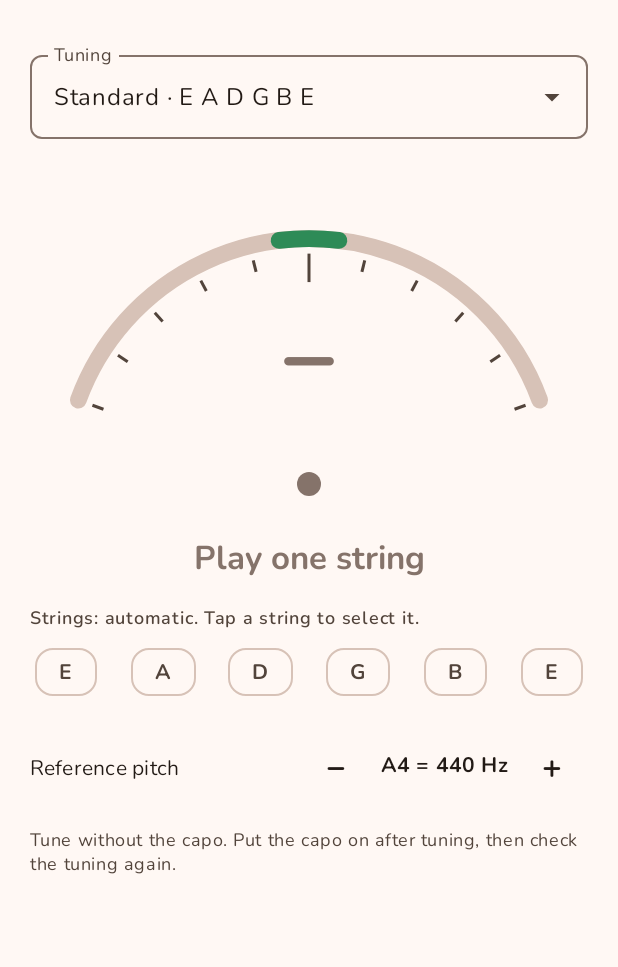
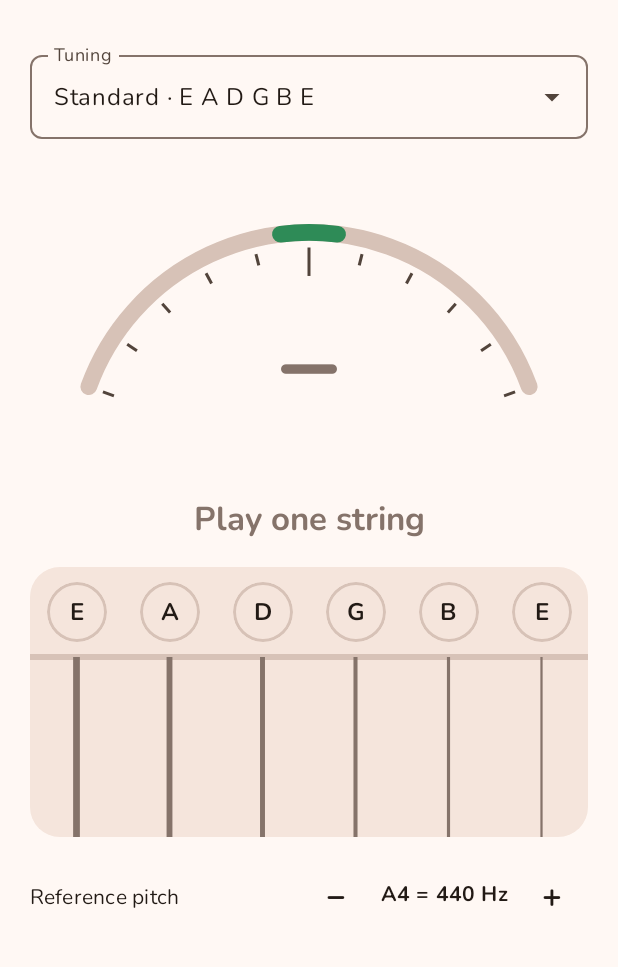
Before and after one commit to 0x0SegFault/guitarnest, an Android app built with Jetpack Compose: the screen it shows after launch (MainActivity), on a phone screen of 412 x 824 dp, the part 71-1038 px from its top. Run offline under Robolectric (Android 15) with nearby library versions, the phone set to English and light mode, and no system bars.

Commit message:
Tuner: show the six strings and light up the one being tuned
- Tap a string to lock it; note names as players write them (E♭ in half step down)
- Shorter status text; pointer no longer covers the note name
- Debug-only demo signal for screenshots and on-device tests
- Store screenshots and README; Dependabot waits for AGP 9

```diff
--- /dev/null
+++ b/app/src/main/java/app/guitarnest/audio/DemoSignal.kt
@@ -0,0 +1,32 @@
+package app.guitarnest.audio
+
+import kotlinx.coroutines.Dispatchers
+import kotlinx.coroutines.delay
+import kotlinx.coroutines.flow.Flow
+import kotlinx.coroutines.flow.flow
+import kotlinx.coroutines.flow.flowOn
+import kotlin.math.PI
+import kotlin.math.exp
+import kotlin.math.sin
+
+/**
+ * Debug builds only: a synthetic string tone in place of the microphone, for screenshots and
+ * on-device tests of the detector. Start with: adb shell am start ... --ef demo_hz 109.0
+ */
+class DemoSignal(private val sampleRate: Int, private val frequency: Double) {
+    fun windows(windowSize: Int, hop: Int): Flow<FloatArray> = flow {
+        var t = 0L
+        val harmonics = doubleArrayOf(0.5, 1.0, 0.6, 0.35, 0.2)
+        while (true) {
+            emit(FloatArray(windowSize) { i ->
+                val n = t + i
+                val env = exp(-(n % (sampleRate * 3L)).toDouble() / sampleRate)
+                (0.25 * env * harmonics.indices.sumOf { h ->
+                    harmonics[h] * sin(2 * PI * frequency * (h + 1) * n / sampleRate)
+                }).toFloat()
+            })
+            t += hop
+            delay(1000L * hop / sampleRate)
+        }
+    }.flowOn(Dispatchers.Default)
+}
--- a/app/src/main/java/app/guitarnest/ui/TunerScreen.kt
+++ b/app/src/main/java/app/guitarnest/ui/TunerScreen.kt
@@ -11,6 +11,16 @@ import androidx.compose.animation.animateColorAsState
 import androidx.compose.animation.core.animateFloatAsState
 import androidx.compose.animation.core.spring
 import androidx.compose.foundation.Canvas
+import androidx.compose.ui.semantics.Role
+import androidx.compose.ui.graphics.Color
+import androidx.compose.ui.geometry.Size
+import androidx.compose.ui.draw.clip
+import androidx.compose.foundation.selection.toggleable
+import androidx.compose.foundation.shape.CircleShape
+import androidx.compose.foundation.layout.height
+import androidx.compose.foundation.layout.fillMaxHeight
+import androidx.compose.foundation.border
+import androidx.compose.foundation.background
 import androidx.compose.foundation.layout.Arrangement
 import androidx.compose.foundation.layout.Box
 import androidx.compose.foundation.layout.Column
@@ -30,7 +40,6 @@ import androidx.compose.material3.DropdownMenuItem
 import androidx.compose.material3.ExperimentalMaterial3Api
 import androidx.compose.material3.ExposedDropdownMenuBox
 import androidx.compose.material3.ExposedDropdownMenuDefaults
-import androidx.compose.material3.FilterChip
 import androidx.compose.material3.Icon
 import androidx.compose.material3.IconButton
 import androidx.compose.material3.MaterialTheme
@@ -65,7 +74,6 @@ import androidx.lifecycle.compose.LifecycleResumeEffect
 import androidx.lifecycle.compose.collectAsStateWithLifecycle
 import androidx.lifecycle.viewmodel.compose.viewModel
 import app.guitarnest.R
-import app.guitarnest.tuner.Notes
 import app.guitarnest.tuner.Tuning
 import app.guitarnest.tuner.readingOf
 import app.guitarnest.ui.theme.TunerColors
@@ -77,6 +85,34 @@ import kotlin.math.sin
 /** Within this many cents the string counts as in tune (a common tuner tolerance). */
 private const val IN_TUNE_CENTS = 5.0
 private const val CLOSE_CENTS = 15.0
+
+/** What the tuner shows for the current sound. */
+private data class Reading(val note: String, val cents: Double?, val string: Int?)
+
+private fun currentReading(state: TunerState): Reading {
+    val f = state.frequency ?: return Reading("–", null, state.lockedString)
+    val a4 = state.a4.toDouble()
+    val target = state.activeString
+    // Against the selected (or nearest) string when it is within a semitone; else against the nearest note.
+    if (target != null) {
+        val cents = state.tuning.centsOff(target, f, a4)
+        if (abs(cents) <= 100) return Reading(state.tuning.names[target].dropLast(1), cents, target)
+    }
+    val nearest = readingOf(f, a4)
+    return Reading(nearest.name.dropLast(1), nearest.cents, target)
+}
+
+@Composable
+private fun toneOf(cents: Double?): Color {
+    val colors = TunerColors.current
+    val tone = when {
+        cents == null -> MaterialTheme.colorScheme.outline
+        abs(cents) <= IN_TUNE_CENTS -> colors.inTune
+        abs(cents) <= CLOSE_CENTS -> colors.close
+        else -> colors.off
+    }
+    return animateColorAsState(tone, label = "tone").value
+}
 
 @Composable
 fun TunerScreen(modifier: Modifier = Modifier, vm: TunerViewModel = viewModel()) {
@@ -103,6 +139,8 @@ fun TunerScreen(modifier: Modifier = Modifier, vm: TunerViewModel = viewModel())
         onDispose { view.keepScreenOn = false }
     }
 
+    val reading = currentReading(state)
+    val color = toneOf(reading.cents)
     Column(
         modifier.verticalScroll(rememberScrollState()).padding(horizontal = 20.dp, vertical = 12.dp),
         verticalArrangement = Arrangement.spacedBy(16.dp),
@@ -121,14 +159,9 @@ fun TunerScreen(modifier: Modifier = Modifier, vm: TunerViewModel = viewModel())
         } else if (state.micError) {
             Text(stringResource(R.string.mic_error), color = MaterialTheme.colorScheme.error)
         }
-        Readout(state)
-        StringRow(state, vm::toggleString)
+        Gauge(reading, color, state.listening, state.frequency)
+        GuitarStrings(state, reading, color, vm::toggleString)
         ReferencePitch(state.a4, vm::setA4)
-        Text(
-            stringResource(R.string.capo_hint),
-            style = MaterialTheme.typography.bodySmall,
-            color = MaterialTheme.colorScheme.onSurfaceVariant,
-        )
     }
 }
 
@@ -192,61 +225,41 @@ private fun MicPermissionCard(permanentlyDenied: Boolean, onAllow: () -> Unit, o
 }
 
 @Composable
-private fun Readout(state: TunerState) {
-    val a4 = state.a4.toDouble()
-    val f = state.frequency
-    val target = state.activeString
-    // Cents against the selected string when one is locked or found; else against the nearest note.
-    val cents = when {
-        f == null -> null
-        target != null -> state.tuning.centsOff(target, f, a4)
-        else -> readingOf(f, a4).cents
-    }
-    val noteName = when {
-        f == null -> "–"
-        target != null && abs(cents ?: 0.0) <= 100 -> Notes.name(state.tuning.strings[target])
-        else -> readingOf(f, a4).name
-    }
-    val colors = TunerColors.current
-    val tone = when {
-        cents == null -> MaterialTheme.colorScheme.outline
-        abs(cents) <= IN_TUNE_CENTS -> colors.inTune
-        abs(cents) <= CLOSE_CENTS -> colors.close
-        else -> colors.off
-    }
-    val color by animateColorAsState(tone, label = "tone")
+private fun Gauge(reading: Reading, color: Color, listening: Boolean, frequency: Double?) {
+    val cents = reading.cents
     val needle by animateFloatAsState(
         (cents ?: 0.0).coerceIn(-50.0, 50.0).toFloat(),
         animationSpec = spring(dampingRatio = 0.8f, stiffness = 300f),
         label = "needle",
     )
-    val advice = when {
-        cents == null -> stringResource(if (state.listening) R.string.play_a_string else R.string.not_listening)
+    val status = when {
+        cents == null -> stringResource(if (listening) R.string.play_a_string else R.string.not_listening)
         abs(cents) <= IN_TUNE_CENTS -> stringResource(R.string.in_tune)
-        cents < 0 -> stringResource(R.string.tune_up)
-        else -> stringResource(R.string.tune_down)
+        cents < 0 -> stringResource(R.string.too_low)
+        else -> stringResource(R.string.too_high)
     }
-    val description = if (cents == null) advice else pluralStringResource(R.plurals.reading_description, abs(cents.roundToInt()), noteName, cents.roundToInt(), advice)
+    val description = if (cents == null) status
+    else pluralStringResource(R.plurals.reading_description, abs(cents.roundToInt()), reading.note, cents.roundToInt(), status)
 
     Box(
-        Modifier.fillMaxWidth().aspectRatio(1.6f).semantics { contentDescription = description },
+        Modifier.fillMaxWidth().aspectRatio(1.8f).semantics { contentDescription = description },
         contentAlignment = Alignment.BottomCenter,
     ) {
         val track = MaterialTheme.colorScheme.outlineVariant
         val tick = MaterialTheme.colorScheme.onSurfaceVariant
-        val good = colors.inTune
-        Canvas(Modifier.fillMaxWidth().aspectRatio(1.6f)) {
-            val radius = size.width * 0.44f
-            val centre = Offset(size.width / 2, size.height * 0.92f)
+        val good = TunerColors.current.inTune
+        Canvas(Modifier.fillMaxWidth().aspectRatio(1.8f)) {
+            val radius = size.width * 0.42f
+            val centre = Offset(size.width / 2, size.height * 0.98f)
             val sweep = 140f
             val start = 270f - sweep / 2
             val stroke = size.width * 0.03f
+            val arcTopLeft = Offset(centre.x - radius, centre.y - radius)
+            val arcSize = Size(radius * 2, radius * 2)
             fun toAngle(c: Double) = Math.toRadians(270.0 + c / 50.0 * sweep / 2)
-            drawArc(track, start, sweep, false, Offset(centre.x - radius, centre.y - radius),
-                androidx.compose.ui.geometry.Size(radius * 2, radius * 2), style = Stroke(stroke, cap = StrokeCap.Round))
+            drawArc(track, start, sweep, false, arcTopLeft, arcSize, style = Stroke(stroke, cap = StrokeCap.Round))
             val goodSweep = (IN_TUNE_CENTS / 50.0 * sweep / 2).toFloat()
-            drawArc(good, 270f - goodSweep, goodSweep * 2, false, Offset(centre.x - radius, centre.y - radius),
-                androidx.compose.ui.geometry.Size(radius * 2, radius * 2), style = Stroke(stroke, cap = StrokeCap.Round))
+            drawArc(good, 270f - goodSweep, goodSweep * 2, false, arcTopLeft, arcSize, style = Stroke(stroke, cap = StrokeCap.Round))
             for (c in -50..50 step 10) {
                 val a = toAngle(c.toDouble())
                 val inner = radius - stroke * (if (c == 0) 2.6f else 1.6f)
@@ -254,16 +267,18 @@ private fun Readout(state: TunerState) {
                 drawLine(tick, Offset(centre.x + inner * cos(a).toFloat(), centre.y + inner * sin(a).toFloat()),
                     Offset(centre.x + outer * cos(a).toFloat(), centre.y + outer * sin(a).toFloat()), strokeWidth = 2.dp.toPx())
             }
+            // Short pointer near the scale, so it never covers the note name.
             if (cents != null) {
                 val a = toAngle(needle.toDouble())
-                val len = radius * 0.9f
-                drawLine(color, centre, Offset(centre.x + len * cos(a).toFloat(), centre.y + len * sin(a).toFloat()),
-                    strokeWidth = 4.dp.toPx(), cap = StrokeCap.Round)
+                val inner = radius * 0.72f
+                val tip = Offset(centre.x + radius * cos(a).toFloat(), centre.y + radius * sin(a).toFloat())
+                drawLine(color, Offset(centre.x + inner * cos(a).toFloat(), centre.y + inner * sin(a).toFloat()), tip,
+                    strokeWidth = 5.dp.toPx(), cap = StrokeCap.Round)
+                drawCircle(color, radius = stroke * 0.9f, center = tip)
             }
-            drawCircle(color, radius = 8.dp.toPx(), center = centre)
         }
-        Column(horizontalAlignment = Alignment.CenterHorizontally, modifier = Modifier.padding(bottom = 36.dp)) {
-            Text(noteName, fontSize = 64.sp, fontWeight = FontWeight.ExtraBold, color = color)
+        Column(horizontalAlignment = Alignment.CenterHorizontally) {
+            Text(reading.note, fontSize = 72.sp, fontWeight = FontWeight.ExtraBold, color = color, lineHeight = 72.sp)
             Text(
                 if (cents == null) " " else "%+d ¢".format(cents.roundToInt()),
                 style = MaterialTheme.typography.titleMedium,
@@ -271,44 +286,65 @@ private fun Readout(state: TunerState) {
             )
         }
     }
+    Row(Modifier.fillMaxWidth(), horizontalArrangement = Arrangement.Center, verticalAlignment = Alignment.CenterVertically) {
+        Text(status, style = MaterialTheme.typography.titleLarge, color = color)
+        if (frequency != null) {
             Text(
-        advice,
-        style = MaterialTheme.typography.titleLarge,
-        textAlign = TextAlign.Center,
-        modifier = Modifier.fillMaxWidth(),
-        color = color,
-    )
-    if (f != null) {
-        Text(
-            "%.1f Hz".format(f),
-            style = MaterialTheme.typography.bodySmall,
-            textAlign = TextAlign.Center,
-            modifier = Modifier.fillMaxWidth(),
+                "  ·  %.1f Hz".format(frequency),
+                style = MaterialTheme.typography.bodyMedium,
                 color = MaterialTheme.colorScheme.onSurfaceVariant,
             )
         }
     }
+}
 
+/**
+ * The six strings, low E on the left as seen from the player, with their gauge.
+ * The string being tuned lights up in the tuner colour. Tap a string to lock it; tap again to unlock.
+ */
 @Composable
-private fun StringRow(state: TunerState, onToggle: (Int) -> Unit) {
-    Column(verticalArrangement = Arrangement.spacedBy(4.dp)) {
+private fun GuitarStrings(state: TunerState, reading: Reading, color: Color, onToggle: (Int) -> Unit) {
+    val names = state.tuning.names
+    val idle = MaterialTheme.colorScheme.outline
+    val board = MaterialTheme.colorScheme.surfaceContainerHigh
+    val nut = MaterialTheme.colorScheme.outlineVariant
+    val active = reading.string
+    val locked = state.lockedString
+    Row(
+        Modifier.fillMaxWidth().height(180.dp).clip(MaterialTheme.shapes.medium).background(board),
+    ) {
+        names.forEachIndexed { i, name ->
+            val on = i == active && (reading.cents != null || i == locked)
+            val label = stringResource(R.string.string_description, 6 - i, name)
+            Column(
+                Modifier.weight(1f).fillMaxHeight()
+                    .toggleable(value = i == locked, onValueChange = { onToggle(i) }, role = Role.Checkbox)
+                    .semantics { contentDescription = label },
+                horizontalAlignment = Alignment.CenterHorizontally,
+            ) {
+                Box(
+                    Modifier.padding(top = 10.dp).size(40.dp).clip(CircleShape)
+                        .background(if (on) color else Color.Transparent)
+                        .border(2.dp, if (i == locked) color else nut, CircleShape),
+                    contentAlignment = Alignment.Center,
+                ) {
                     Text(
-            stringResource(if (state.lockedString == null) R.string.strings_auto else R.string.strings_locked),
-            style = MaterialTheme.typography.labelMedium,
-            color = MaterialTheme.colorScheme.onSurfaceVariant,
+                        name.dropLast(1),
+                        fontWeight = FontWeight.Bold,
+                        color = if (on) MaterialTheme.colorScheme.surface else MaterialTheme.colorScheme.onSurface,
                     )
-        Row(Modifier.fillMaxWidth(), horizontalArrangement = Arrangement.SpaceBetween) {
-            state.tuning.strings.forEachIndexed { i, midi ->
-                val name = Notes.name(midi)
-                val label = stringResource(R.string.string_description, 6 - i, name)
-                FilterChip(
-                    selected = state.activeString == i,
-                    onClick = { onToggle(i) },
-                    label = { Text(name.dropLast(1), fontWeight = FontWeight.Bold) },
-                    modifier = Modifier.semantics {
-                        contentDescription = label
-                    },
+                }
+                Canvas(Modifier.fillMaxWidth().weight(1f)) {
+                    // Real string gauges run from about 0.25 mm (high E) to 1.15 mm (low E).
+                    val width = (4.5f - i * 0.6f).dp.toPx()
+                    drawLine(nut, Offset(0f, 10.dp.toPx()), Offset(size.width, 10.dp.toPx()), strokeWidth = 4.dp.toPx())
+                    drawLine(
+                        if (on) color else idle,
+                        Offset(size.width / 2, 10.dp.toPx()),
+                        Offset(size.width / 2, size.height),
+                        strokeWidth = if (on) width * 1.6f else width,
                     )
+                }
             }
         }
     }
--- a/app/src/main/java/app/guitarnest/ui/TunerViewModel.kt
+++ b/app/src/main/java/app/guitarnest/ui/TunerViewModel.kt
@@ -4,7 +4,10 @@ import android.app.Application
 import android.content.Context
 import androidx.core.content.edit
 import androidx.lifecycle.AndroidViewModel
+import androidx.lifecycle.SavedStateHandle
 import androidx.lifecycle.viewModelScope
+import app.guitarnest.BuildConfig
+import app.guitarnest.audio.DemoSignal
 import app.guitarnest.audio.Microphone
 import app.guitarnest.tuner.PitchDetector
 import app.guitarnest.tuner.PitchSmoother
@@ -29,10 +32,11 @@ data class TunerState(
     val activeString: Int? get() = lockedString ?: frequency?.let { tuning.nearestString(it, a4.toDouble()) }
 }
 
-class TunerViewModel(app: Application) : AndroidViewModel(app) {
+class TunerViewModel(app: Application, handle: SavedStateHandle) : AndroidViewModel(app) {
     private val prefs = app.getSharedPreferences("tuner", Context.MODE_PRIVATE)
     private val mic = Microphone(app)
     private val detector = PitchDetector(mic.sampleRate)
+    private val demoHz: Float? = if (BuildConfig.DEBUG) handle.get<Float>("demo_hz") else null
     private val smoother = PitchSmoother()
     private var job: Job? = null
     private var silentFrames = 0
@@ -49,7 +53,10 @@ class TunerViewModel(app: Application) : AndroidViewModel(app) {
         if (job?.isActive == true) return
         _state.update { it.copy(listening = true, micError = false) }
         job = viewModelScope.launch {
-            mic.windows(detector.windowSize, detector.windowSize / 4)
+            val hop = detector.windowSize / 4
+            val source = demoHz?.let { DemoSignal(mic.sampleRate, it.toDouble()).windows(detector.windowSize, hop) }
+                ?: mic.windows(detector.windowSize, hop)
+            source
                 .catch { _state.update { it.copy(listening = false, micError = true) } }
                 .collect { onWindow(it) }
         }
--- a/app/src/main/res/values/strings.xml
+++ b/app/src/main/res/values/strings.xml
@@ -15,18 +15,15 @@
     <string name="play_a_string">Play one string</string>
     <string name="not_listening">The tuner is not listening</string>
     <string name="in_tune">In tune</string>
-    <string name="tune_up">Too low: tighten the string</string>
-    <string name="tune_down">Too high: loosen the string</string>
+    <string name="too_low">Too low</string>
+    <string name="too_high">Too high</string>
     <plurals name="reading_description">
         <item quantity="one">%1$s, %2$d cent. %3$s</item>
         <item quantity="other">%1$s, %2$d cents. %3$s</item>
     </plurals>
-    <string name="strings_auto">Strings: automatic. Tap a string to select it.</string>
-    <string name="strings_locked">String selected. Tap it again for automatic.</string>
     <string name="string_description">String %1$d, %2$s</string>
     <string name="reference_pitch">Reference pitch</string>
     <string name="reset">Reset</string>
-    <string name="capo_hint">Tune without the capo. Put the capo on after tuning, then check the tuning again.</string>
 
     <!-- Microphone permission -->
     <string name="mic_title">The tuner needs the microphone</string>
--- a/shared/src/commonMain/kotlin/app/guitarnest/tuner/Notes.kt
+++ b/shared/src/commonMain/kotlin/app/guitarnest/tuner/Notes.kt
@@ -7,6 +7,7 @@ import kotlin.math.roundToInt
 /** Equal temperament with a configurable reference (A4 = 440 Hz by default). */
 object Notes {
     val NAMES = listOf("C", "C♯", "D", "D♯", "E", "F", "F♯", "G", "G♯", "A", "A♯", "B")
+    val FLAT_NAMES = listOf("C", "D♭", "D", "E♭", "E", "F", "G♭", "G", "A♭", "A", "B♭", "B")
 
     /** MIDI note as a real number: 69.0 is A4, 69.5 is a quarter tone above. */
     fun midiOf(frequency: Double, a4: Double = 440.0): Double = 69 + 12 * log2(frequency / a4)
@@ -14,7 +15,8 @@ object Notes {
     fun frequencyOf(midi: Int, a4: Double = 440.0): Double = a4 * 2.0.pow((midi - 69) / 12.0)
 
     /** Note name with octave, for example "E2" for MIDI 40. */
-    fun name(midi: Int): String = NAMES[midi.mod(12)] + (midi / 12 - 1)
+    fun name(midi: Int, flats: Boolean = false): String =
+        (if (flats) FLAT_NAMES else NAMES)[midi.mod(12)] + (midi / 12 - 1)
 
     /** Parses "E2", "F#3", "Bb1" or "C♯4". Returns null for invalid text. */
     fun parse(text: String): Int? {
--- a/shared/src/commonMain/kotlin/app/guitarnest/tuner/Tuning.kt
+++ b/shared/src/commonMain/kotlin/app/guitarnest/tuner/Tuning.kt
@@ -3,8 +3,9 @@ package app.guitarnest.tuner
 import kotlin.math.abs
 
 /** Open-string notes as MIDI numbers, lowest string first. */
-data class Tuning(val id: String, val strings: List<Int>) {
-    val names: List<String> get() = strings.map(Notes::name)
+data class Tuning(val id: String, val strings: List<Int>, val flats: Boolean = false) {
+    /** String names as players write them: "E♭" in half step down, not "D♯". */
+    val names: List<String> get() = strings.map { Notes.name(it, flats) }
 
     /** Sounding notes of the open strings with a capo on [fret]. */
     fun withCapo(fret: Int): List<Int> = strings.map { it + fret }
@@ -20,7 +21,8 @@ data class Tuning(val id: String, val strings: List<Int>) {
         (Notes.midiOf(frequency, a4) - strings[string]) * 100
 
     companion object {
-        private fun of(id: String, notes: String) = Tuning(id, notes.split(" ").map { Notes.parse(it)!! })
+        private fun of(id: String, notes: String) =
+            Tuning(id, notes.split(" ").map { Notes.parse(it)!! }, flats = notes.contains('b'))
 
         val STANDARD = of("standard", "E2 A2 D3 G3 B3 E4")
         val PRESETS = listOf(
```
Also changed, not shown: 12 other files. Lines whose indentation alone changed are shown as unchanged.
